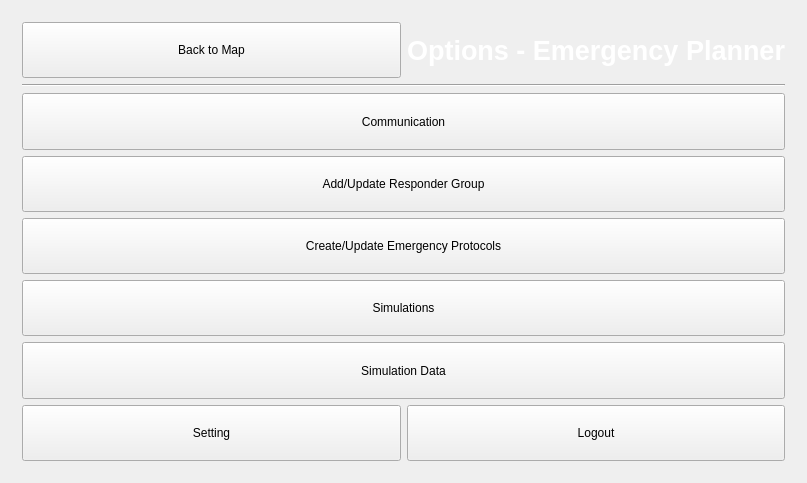
Before: the Qt Designer form gui/mainwindow.ui in XinChen96/Emergency-Response-System, drawn with Qt 5.
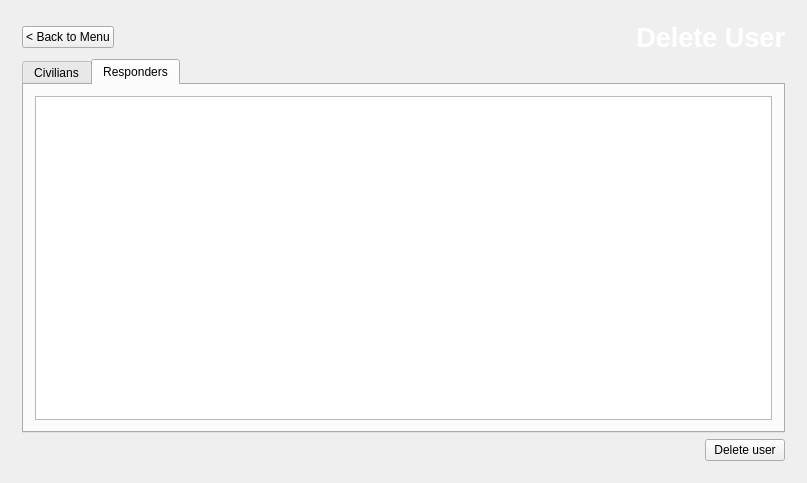
After: the same form once the commit is applied. The open tabs and pages were chosen to show the change. Icons and pictures are not drawn.

Commit message: update ui pages for deleting users

Diff of the .ui file:
```diff
--- a/gui/mainwindow.ui
+++ b/gui/mainwindow.ui
@@ -609,13 +609,18 @@
           <item>
            <widget class="QPushButton" name="backMapEP">
             <property name="sizePolicy">
-             <sizepolicy hsizetype="Minimum" vsizetype="Preferred">
+             <sizepolicy hsizetype="Preferred" vsizetype="Preferred">
               <horstretch>0</horstretch>
               <verstretch>0</verstretch>
              </sizepolicy>
             </property>
+            <property name="font">
+             <font>
+              <family>Helvetica</family>
+             </font>
+            </property>
             <property name="text">
-             <string>Back to Map</string>
+             <string>&lt; Back to Map</string>
             </property>
            </widget>
           </item>
@@ -704,7 +709,7 @@
          </widget>
         </item>
         <item>
-         <widget class="QPushButton" name="simulationsButton">
+         <widget class="QPushButton" name="groupEP">
           <property name="sizePolicy">
            <sizepolicy hsizetype="Minimum" vsizetype="Preferred">
             <horstretch>0</horstretch>
@@ -717,17 +722,34 @@
          </widget>
         </item>
         <item>
-         <widget class="QPushButton" name="recordEP">
-          <property name="sizePolicy">
-           <sizepolicy hsizetype="Minimum" vsizetype="Preferred">
-            <horstretch>0</horstretch>
-            <verstretch>0</verstretch>
-           </sizepolicy>
-          </property>
-          <property name="text">
-           <string>Simulation Data</string>
-          </property>
-         </widget>
+         <layout class="QHBoxLayout" name="simLayout">
+          <item>
+           <widget class="QPushButton" name="simulationsButton">
+            <property name="sizePolicy">
+             <sizepolicy hsizetype="Minimum" vsizetype="Preferred">
+              <horstretch>0</horstretch>
+              <verstretch>0</verstretch>
+             </sizepolicy>
+            </property>
+            <property name="text">
+             <string>Simulations</string>
+            </property>
+           </widget>
+          </item>
+          <item>
+           <widget class="QPushButton" name="recordEP">
+            <property name="sizePolicy">
+             <sizepolicy hsizetype="Minimum" vsizetype="Preferred">
+              <horstretch>0</horstretch>
+              <verstretch>0</verstretch>
+             </sizepolicy>
+            </property>
+            <property name="text">
+             <string>Simulation Data</string>
+            </property>
+           </widget>
+          </item>
+         </layout>
         </item>
         <item>
          <layout class="QHBoxLayout" name="botEP">
@@ -740,7 +762,7 @@
              </sizepolicy>
             </property>
             <property name="text">
-             <string>Setting</string>
+             <string>Delete Users</string>
             </property>
            </widget>
           </item>
@@ -2532,6 +2554,113 @@
         </layout>
        </widget>
       </widget>
+      <widget class="QWidget" name="deleteUser">
+       <layout class="QVBoxLayout" name="verticalLayout_17">
+        <item>
+         <layout class="QHBoxLayout" name="deleteUserTitleLayout">
+          <item>
+           <widget class="QPushButton" name="backDeleteUser">
+            <property name="sizePolicy">
+             <sizepolicy hsizetype="Minimum" vsizetype="Fixed">
+              <horstretch>0</horstretch>
+              <verstretch>0</verstretch>
+             </sizepolicy>
+            </property>
+            <property name="font">
+             <font>
+              <family>Helvetica</family>
+             </font>
+            </property>
+            <property name="text">
+             <string>&lt; Back to Menu</string>
+            </property>
+           </widget>
+          </item>
+          <item>
+           <widget class="QLabel" name="deleteUserLabel">
+            <property name="sizePolicy">
+             <sizepolicy hsizetype="Expanding" vsizetype="Preferred">
+              <horstretch>0</horstretch>
+              <verstretch>0</verstretch>
+             </sizepolicy>
+            </property>
+            <property name="font">
+             <font>
+              <family>Helvetica</family>
+              <pointsize>20</pointsize>
+              <weight>75</weight>
+              <bold>true</bold>
+             </font>
+            </property>
+            <property name="styleSheet">
+             <string notr="true">color: white</string>
+            </property>
+            <property name="text">
+             <string>Delete User</string>
+            </property>
+            <property name="alignment">
+             <set>Qt::AlignRight|Qt::AlignTrailing|Qt::AlignVCenter</set>
+            </property>
+           </widget>
+          </item>
+         </layout>
+        </item>
+        <item>
+         <widget class="QTabWidget" name="userTableTab">
+          <property name="tabShape">
+           <enum>QTabWidget::Rounded</enum>
+          </property>
+          <property name="currentIndex">
+           <number>1</number>
+          </property>
+          <widget class="QWidget" name="civilianTab">
+           <attribute name="title">
+            <string>Civilians</string>
+           </attribute>
+           <layout class="QVBoxLayout" name="verticalLayout_19">
+            <item>
+             <widget class="QTableView" name="civilianTableView"/>
+            </item>
+           </layout>
+          </widget>
+          <widget class="QWidget" name="responderTab">
+           <attribute name="title">
+            <string>Responders</string>
+           </attribute>
+           <layout class="QVBoxLayout" name="verticalLayout_21">
+            <item>
+             <widget class="QTableView" name="responderTableView"/>
+            </item>
+           </layout>
+          </widget>
+         </widget>
+        </item>
+        <item>
+         <layout class="QHBoxLayout" name="deleteUserBotLayout">
+          <item>
+           <spacer name="deleteUserBotSpacer">
+            <property name="orientation">
+             <enum>Qt::Horizontal</enum>
+            </property>
+            <property name="sizeHint" stdset="0">
+             <size>
+              <width>40</width>
+              <height>20</height>
+             </size>
+            </property>
+           </spacer>
+          </item>
+          <item>
+           <widget class="QPushButton" name="deleteUserButton">
+            <property name="text">
+             <string>Delete user</string>
+            </property>
+           </widget>
+          </item>
+         </layout>
+        </item>
+       </layout>
+      </widget>
      </widget>
     </item>
    </layout>
```
Left out of the diff: 23 changed lines with no effect on the pictures. The commit also changes 2 other files.
